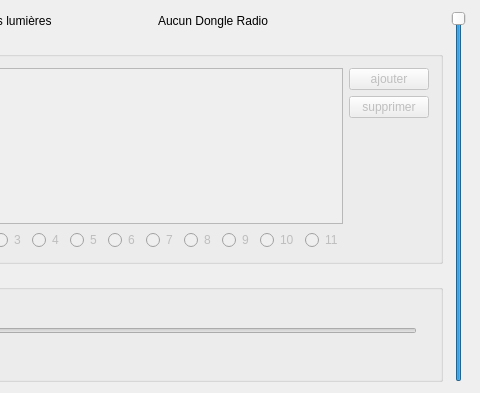
Above: mainwindow.ui from schenapan/danseMusicPlayer before the change; both pictures show x 412 to 892 and y 0 to 393 of the 892 by 393 pixel window. Below: the same form after it.
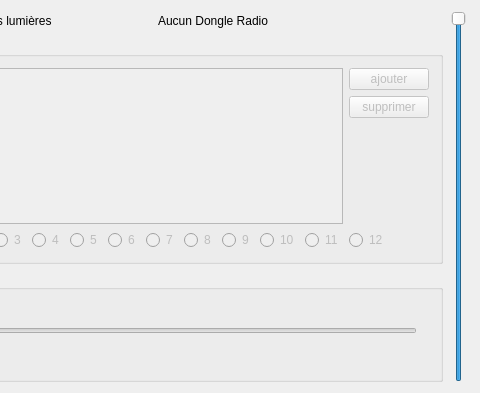
That is the form after the change. Icons and pictures are not drawn.

The edit to the form file:
```diff
--- a/mainwindow.ui
+++ b/mainwindow.ui
@@ -271,6 +271,16 @@
          </property>
         </widget>
        </item>
+       <item row="3" column="13">
+        <widget class="QRadioButton" name="rdState12">
+         <property name="text">
+          <string>12</string>
+         </property>
+         <property name="autoExclusive">
+          <bool>false</bool>
+         </property>
+        </widget>
+       </item>
       </layout>
      </widget>
     </item>
```
